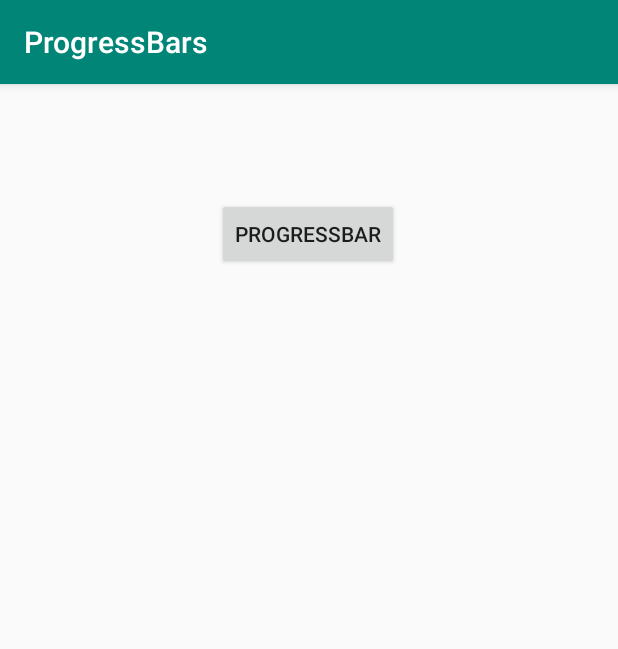
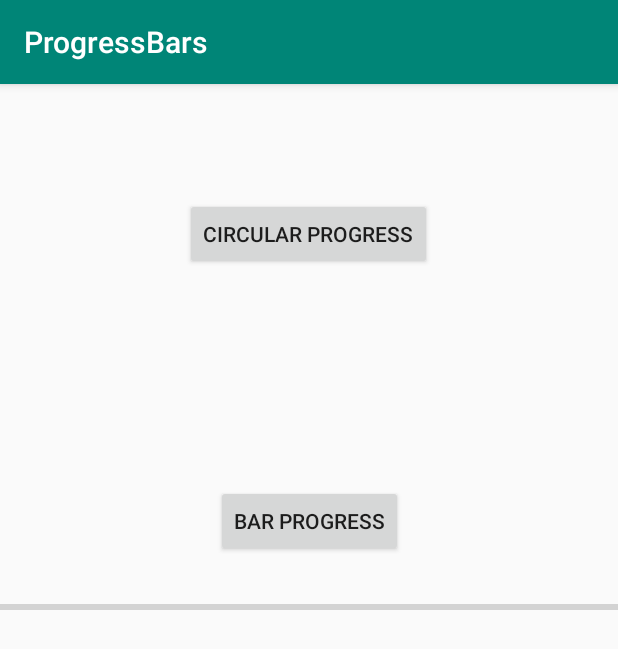
Before and after one commit to reginaldobarreto/ProgressBars, an Android app: the screen it shows after launch (MainActivity), on a phone screen of 412 x 824 dp. Shown: the top 649 px of the screen. Run offline under Robolectric (Android 15) with nearby library versions, the phone set to English and light mode, and no system bars; our stand-ins replace ButterKnife.

Commit message:
adicionado novo botão e nova progressBar, editado o strings.xml

```diff
--- a/app/src/main/res/layout/activity_main.xml
+++ b/app/src/main/res/layout/activity_main.xml
@@ -26,5 +26,28 @@
         app:layout_constraintStart_toStartOf="parent"
         app:layout_constraintTop_toTopOf="parent" />
 
+    <Button
+        android:id="@+id/button1"
+        android:layout_width="wrap_content"
+        android:layout_height="wrap_content"
+        android:text="@string/btn_progressbar_bar"
+        app:layout_constraintBottom_toBottomOf="parent"
+        app:layout_constraintEnd_toEndOf="parent"
+        app:layout_constraintStart_toStartOf="parent"
+        app:layout_constraintTop_toBottomOf="@+id/button"
+        app:layout_constraintVertical_bias="0.241" />
+
+    <ProgressBar
+        android:id="@+id/progressBar"
+        style="?android:attr/progressBarStyleHorizontal"
+        android:layout_width="match_parent"
+        android:layout_height="wrap_content"
+        app:layout_constraintBottom_toBottomOf="parent"
+        app:layout_constraintEnd_toEndOf="parent"
+        app:layout_constraintHorizontal_bias="0.0"
+        app:layout_constraintStart_toStartOf="parent"
+        app:layout_constraintTop_toBottomOf="@+id/button1"
+        app:layout_constraintVertical_bias="0.058" />
+
 
 </androidx.constraintlayout.widget.ConstraintLayout>
--- a/app/src/main/res/values/strings.xml
+++ b/app/src/main/res/values/strings.xml
@@ -1,4 +1,5 @@
 <resources>
     <string name="app_name">ProgressBars</string>
-    <string name="btn_progressbar_circular">ProgressBar</string>
+    <string name="btn_progressbar_circular">Circular Progress</string>
+    <string name="btn_progressbar_bar">Bar Progress</string>
 </resources>
```
